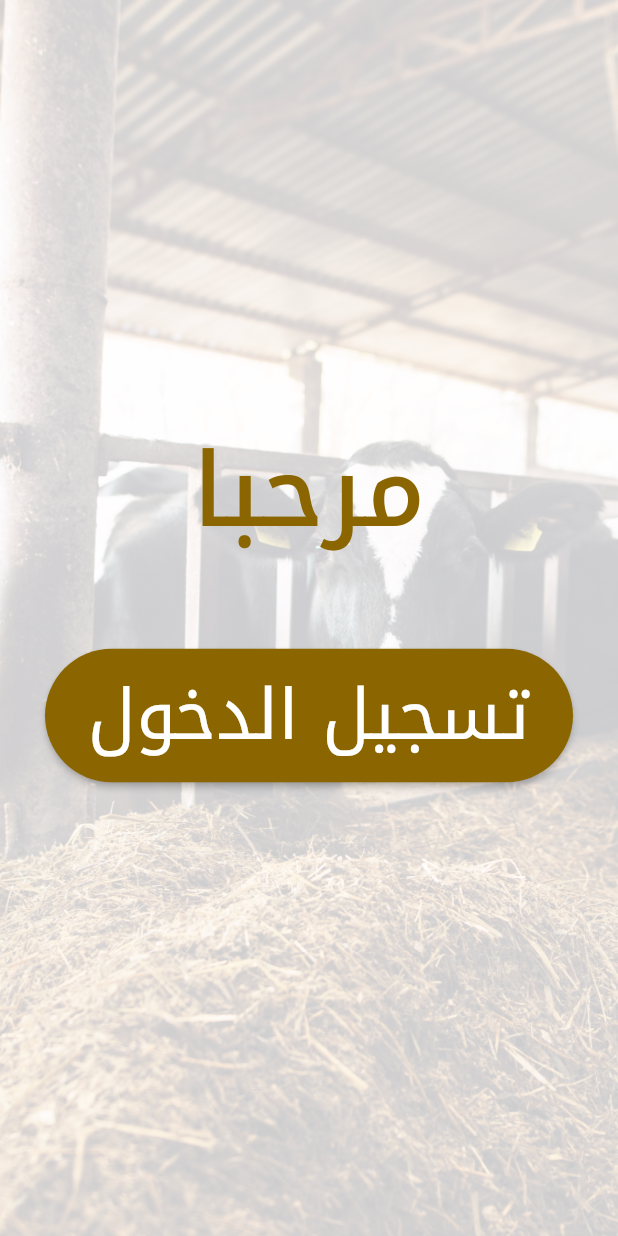
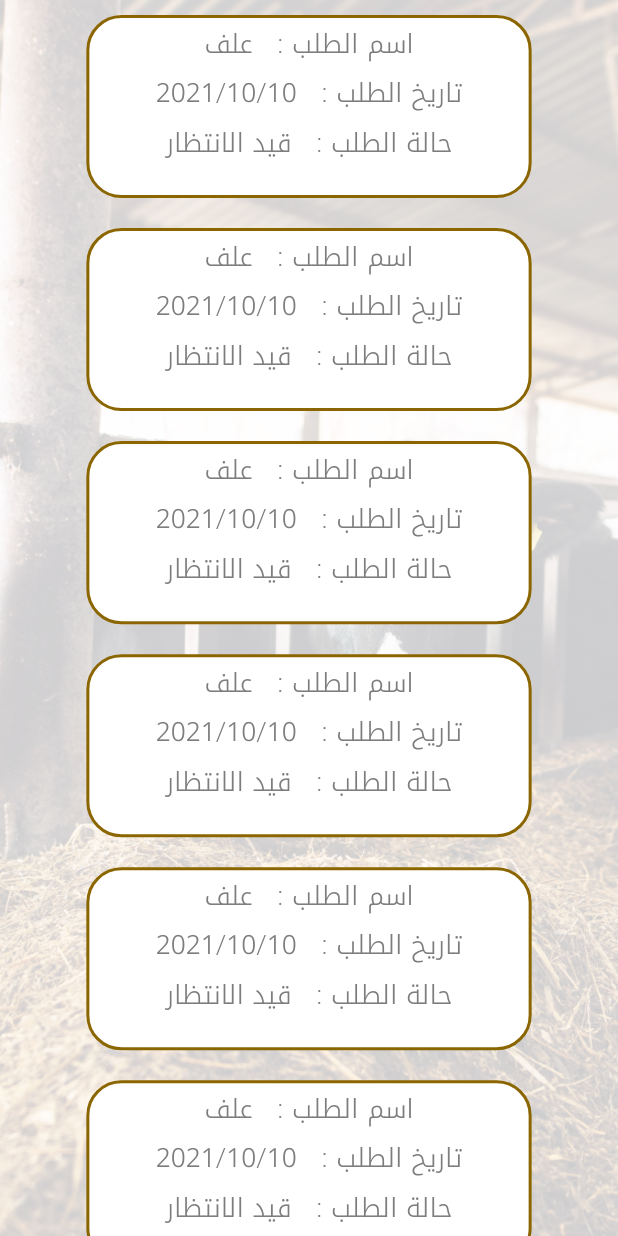
Before and after one commit to AhmedAbdulla1/El_mat7en, a Flutter app: the screen it shows after launch, on a phone screen of 412 x 824 dp. Run offline on Flutter 3.47's test engine with Material 2 defaults, Android fonts, the light colour scheme and no system bars; our stand-ins replace dartz, dio, flutter_screenutil, freezed_annotation, get_it, internet_connection_checker and 4 more; missing offline and left inert: multiple_stream_builder.

Commit message:
food state screen done

```diff
--- /dev/null
+++ b/lib/presentation/food_states/food_states.dart
@@ -0,0 +1,16 @@
+import 'package:flutter/material.dart';
+import 'package:tanta_app/presentation/common/reusable/custom_scaffold.dart';
+import 'package:tanta_app/presentation/food_states/widgets/custom_food_state_container.dart';
+
+class FoodStates extends StatelessWidget {
+  const FoodStates({super.key});
+
+  @override
+  Widget build(BuildContext context) {
+    return customScaffold(body: ListView.builder(
+      itemBuilder: (context, index) {
+        return const CustomFoodStateContainer();
+      },
+    ));
+  }
+}
--- /dev/null
+++ b/lib/presentation/food_states/widgets/custom_food_state_container.dart
@@ -0,0 +1,45 @@
+import 'package:flutter/material.dart';
+import 'package:flutter_screenutil/flutter_screenutil.dart';
+import 'package:tanta_app/presentation/food_states/widgets/food_state_element.dart';
+import 'package:tanta_app/presentation/resources/color_manager.dart';
+
+class CustomFoodStateContainer extends StatelessWidget {
+  const CustomFoodStateContainer({super.key});
+
+  @override
+  Widget build(BuildContext context) {
+    return Padding(
+      padding: const EdgeInsets.symmetric(vertical: 10, horizontal: 20),
+      child: Align(
+        child: Container(
+          width: 281.w,
+          height: 125.h,
+          decoration: BoxDecoration(
+            color: Colors.white,
+            borderRadius: BorderRadius.circular(24.r),
+            border: Border.all(
+              color: ColorManager.primary,
+              width: 2,
+            ),
+          ),
+          child: const Column(
+            children: [
+              FoodContainerElement(
+                text1: ' : اسم الطلب',
+                text2: 'علف',
+              ),
+              FoodContainerElement(
+                text1: ' : تاريخ الطلب',
+                text2: '2021/10/10',
+              ),
+              FoodContainerElement(
+                text1: ' : حالة الطلب',
+                text2: 'قيد الانتظار',
+              ),
+            ],
+          ),
+        ),
+      ),
+    );
+  }
+}
--- /dev/null
+++ b/lib/presentation/food_states/widgets/food_state_element.dart
@@ -0,0 +1,38 @@
+import 'package:flutter/material.dart';
+import 'package:flutter_screenutil/flutter_screenutil.dart';
+import 'package:tanta_app/presentation/resources/font_manager.dart';
+
+class FoodContainerElement extends StatelessWidget {
+  const FoodContainerElement({
+    super.key,
+    required this.text1,
+    required this.text2,
+  });
+  final String text1, text2;
+  @override
+  Widget build(BuildContext context) {
+    return Row(
+      mainAxisAlignment: MainAxisAlignment.center,
+      textDirection: TextDirection.rtl,
+      children: [
+        Text(
+          text1,
+          style: TextStyle(
+            fontSize: FontSize.s18,
+            color: const Color(0xff7D7D7D),
+          ),
+        ),
+        SizedBox(
+          width: 10.w,
+        ),
+        Text(
+          text2,
+          style: TextStyle(
+            fontSize: FontSize.s18,
+            color: const Color(0xff7D7D7D),
+          ),
+        ),
+      ],
+    );
+  }
+}
--- a/lib/presentation/resources/string_manager.dart
+++ b/lib/presentation/resources/string_manager.dart
@@ -14,6 +14,7 @@ class AppStrings {
   static const String forgotPassword = 'هل نسيت كلمه المرور؟ ';
 
   static const String login = 'دخول';
+
 
   static const String noRouteFound = "No Route Found";
 
--- a/lib/presentation/splash_screen/splash_view.dart
+++ b/lib/presentation/splash_screen/splash_view.dart
@@ -5,6 +5,7 @@ import 'package:flutter_screenutil/flutter_screenutil.dart';
 import 'package:tanta_app/app/app_prefs.dart';
 import 'package:tanta_app/app/di.dart';
 import 'package:tanta_app/presentation/common/reusable/custom_scaffold.dart';
+import 'package:tanta_app/presentation/food_states/food_states.dart';
 import 'package:tanta_app/presentation/resources/assets_manager.dart';
 import 'package:tanta_app/presentation/resources/constant.dart';
 import 'package:tanta_app/presentation/resources/routes_manager.dart';
@@ -27,7 +28,12 @@ class _SplashViewState extends State<SplashView> {
         seconds: AppConstant.timer,
       ),
       () {
-        Navigator.pushReplacementNamed(context, Routes.helloScreen);
+        // Navigator.pushReplacementNamed(context, Routes.helloScreen);
+        Navigator.push(
+            context,
+            MaterialPageRoute(
+              builder: (context) =>const FoodStates(),
+            ));
       },
     );
   }
```
